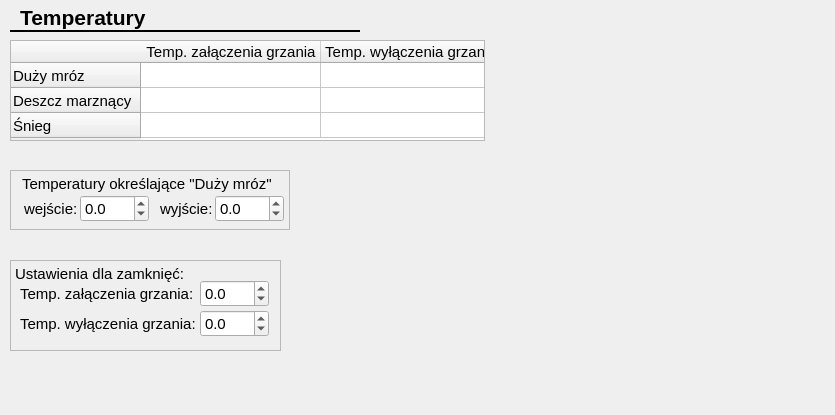
Qt form CfgForms/ctemperaturescfgform.ui (kaczmar55/koneor_v2) before a commit.
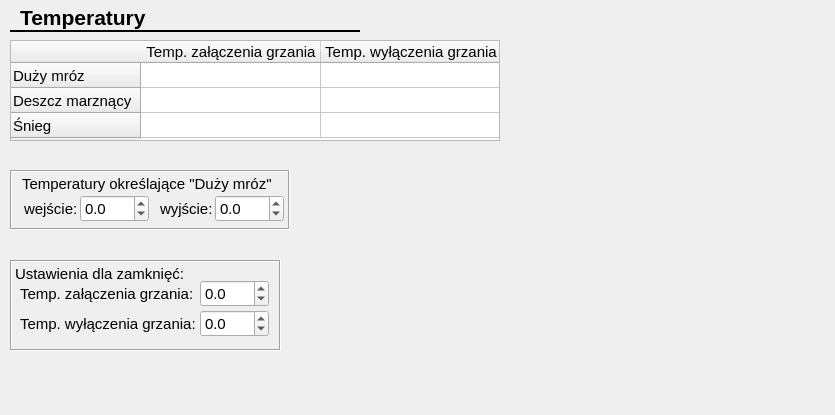
The same form after that commit.

The edit to the form file:
```diff
--- a/CfgForms/ctemperaturescfgform.ui
+++ b/CfgForms/ctemperaturescfgform.ui
@@ -71,10 +71,10 @@
     </font>
    </property>
    <property name="frameShape">
-    <enum>QFrame::StyledPanel</enum>
+    <enum>QFrame::Box</enum>
    </property>
    <property name="frameShadow">
-    <enum>QFrame::Raised</enum>
+    <enum>QFrame::Sunken</enum>
    </property>
    <widget class="QLabel" name="label_35">
     <property name="geometry">
@@ -193,7 +193,7 @@
     <rect>
      <x>10</x>
      <y>40</y>
-     <width>475</width>
+     <width>490</width>
      <height>101</height>
     </rect>
    </property>
@@ -258,10 +258,10 @@
     </font>
    </property>
    <property name="frameShape">
-    <enum>QFrame::StyledPanel</enum>
+    <enum>QFrame::Box</enum>
    </property>
    <property name="frameShadow">
-    <enum>QFrame::Raised</enum>
+    <enum>QFrame::Sunken</enum>
    </property>
    <widget class="QLabel" name="label_26">
     <property name="geometry">
```
